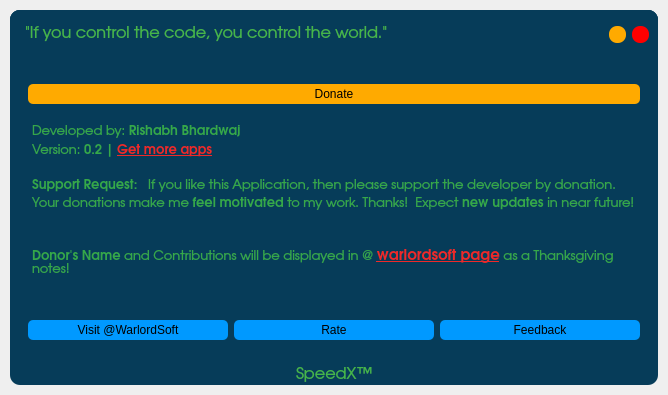
Old version of the form src/ui_main.ui in the repository rishabh3354/SPEEDX.
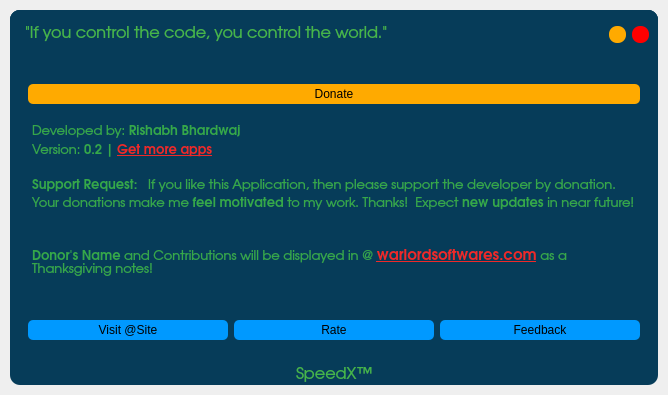
New version of the form. Icons and pictures are not drawn.

What changed in the file:
```diff
--- a/src/ui_main.ui
+++ b/src/ui_main.ui
@@ -1481,7 +1481,7 @@
 &lt;p style=&quot; margin-top:0px; margin-bottom:0px; margin-left:0px; margin-right:0px; -qt-block-indent:0; text-indent:0px;&quot;&gt;&lt;span style=&quot; font-family:'Ubuntu'; font-size:10pt; font-weight:600; color:#35a849;&quot;&gt;Support Request:&lt;/span&gt;&lt;span style=&quot; font-family:'Ubuntu'; font-size:10pt; color:#35a849;&quot;&gt;   If you like this Application, then please support the developer by donation. Your donations make me &lt;/span&gt;&lt;span style=&quot; font-family:'Ubuntu'; font-size:10pt; font-weight:600; color:#35a849;&quot;&gt;feel motivated&lt;/span&gt;&lt;span style=&quot; font-family:'Ubuntu'; font-size:10pt; color:#35a849;&quot;&gt; to my work. Thanks!  Expect &lt;/span&gt;&lt;span style=&quot; font-family:'Ubuntu'; font-size:10pt; font-weight:600; color:#35a849;&quot;&gt;new updates&lt;/span&gt;&lt;span style=&quot; font-family:'Ubuntu'; font-size:10pt; color:#35a849;&quot;&gt; in near future!&lt;/span&gt;&lt;/p&gt;
 &lt;p style=&quot;-qt-paragraph-type:empty; margin-top:0px; margin-bottom:0px; margin-left:0px; margin-right:0px; -qt-block-indent:0; text-indent:0px; font-family:'Ubuntu'; font-size:10pt; color:#35a849;&quot;&gt;&lt;br /&gt;&lt;/p&gt;
 &lt;p style=&quot;-qt-paragraph-type:empty; margin-top:0px; margin-bottom:0px; margin-left:0px; margin-right:0px; -qt-block-indent:0; text-indent:0px; font-family:'Ubuntu'; font-size:10pt; color:#35a849;&quot;&gt;&lt;br /&gt;&lt;/p&gt;
-&lt;p style=&quot; margin-top:0px; margin-bottom:0px; margin-left:0px; margin-right:0px; -qt-block-indent:0; text-indent:0px;&quot;&gt;&lt;span style=&quot; font-family:'Ubuntu'; font-size:10pt; font-weight:600; color:#35a849;&quot;&gt;Donor's Name&lt;/span&gt;&lt;span style=&quot; font-family:'Ubuntu'; font-size:10pt; color:#35a849;&quot;&gt; and Contributions will be displayed in @ &lt;/span&gt;&lt;a href=&quot;https://warlordsoftwares.com/warlord_soft/our_contributors/&quot;&gt;&lt;span style=&quot; font-family:'Ubuntu'; font-weight:600; text-decoration: underline; color:#ef2929;&quot;&gt;warlordsoft page&lt;/span&gt;&lt;/a&gt;&lt;span style=&quot; font-family:'Ubuntu'; font-size:10pt; color:#35a849;&quot;&gt; as a Thanksgiving notes!&lt;/span&gt;&lt;/p&gt;&lt;/body&gt;&lt;/html&gt;</string>
+&lt;p style=&quot; margin-top:0px; margin-bottom:0px; margin-left:0px; margin-right:0px; -qt-block-indent:0; text-indent:0px;&quot;&gt;&lt;span style=&quot; font-family:'Ubuntu'; font-size:10pt; font-weight:600; color:#35a849;&quot;&gt;Donor's Name&lt;/span&gt;&lt;span style=&quot; font-family:'Ubuntu'; font-size:10pt; color:#35a849;&quot;&gt; and Contributions will be displayed in @ &lt;/span&gt;&lt;a href=&quot;https://warlordsoftwares.com/apps/supporter-names/&quot;&gt;&lt;span style=&quot; font-family:'Ubuntu'; font-weight:600; text-decoration: underline; color:#ef2929;&quot;&gt;warlordsoftwares.com&lt;/span&gt;&lt;/a&gt;&lt;span style=&quot; font-family:'Ubuntu'; font-size:10pt; color:#35a849;&quot;&gt; as a Thanksgiving notes!&lt;/span&gt;&lt;/p&gt;&lt;/body&gt;&lt;/html&gt;</string>
                   </property>
                   <property name="openExternalLinks">
                    <bool>true</bool>
@@ -1512,7 +1512,7 @@
 </string>
                     </property>
                     <property name="text">
-                     <string>Visit @WarlordSoft</string>
+                     <string>Visit @Site</string>
                     </property>
                     <property name="icon">
                      <iconset resource="resource.qrc">
```
